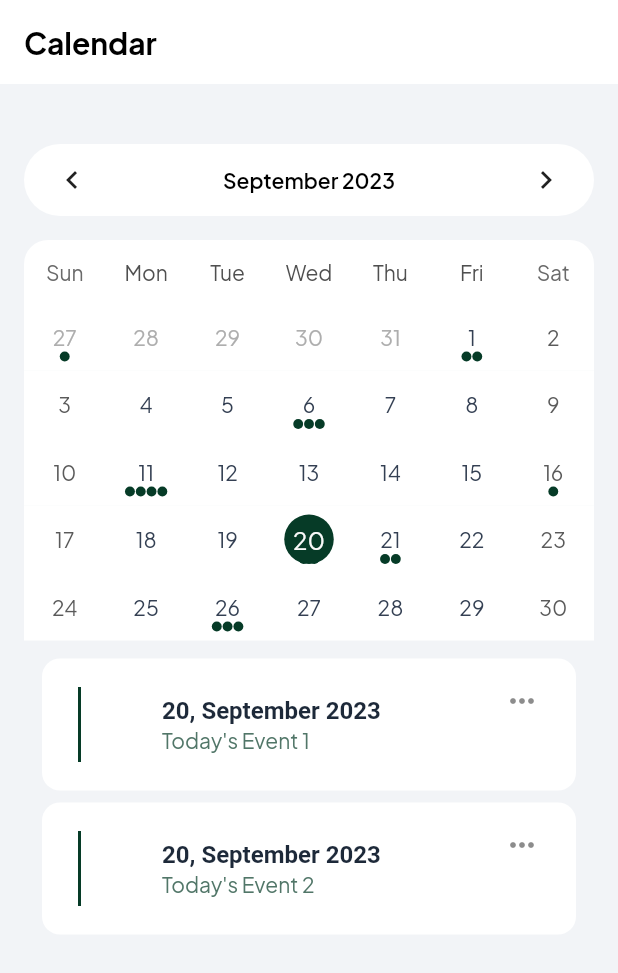
After one commit to hngx-org/Fortress-events-mobile, a Flutter app: the screen it shows after launch, on a phone screen of 412 x 824 dp. The commit adds this screen. Shown: the top 973 px of the screen. Run offline on Flutter 3.47's test engine with Material 2 defaults, Android fonts, the phone set to English and light mode, and no system bars; drawn by our look-alikes of table_calendar; our stand-ins replace cached_network_image, flutter_svg.

Commit message:
calendar screen in progress 80%

```diff
--- a/lib/main.dart
+++ b/lib/main.dart
@@ -1,6 +1,7 @@
 import 'package:flutter/material.dart';
 import 'src/core/constants/strings.dart';
 import 'src/core/utils/theme/theme_helper.dart';
+import 'src/features/calendar/pages/calendar_screen.dart';
 import 'src/features/start_up/pages/example_screen.dart';
 
 void main() {
@@ -19,7 +20,7 @@ class MyApp extends StatelessWidget {
       theme: theme,
       //TODO: Handle the app navigation
       // routes:
-      home: const ExampleScreen(),
+      home: const CalendarScreen(),
     );
   }
 }
--- a/lib/src/core/utils/theme/theme_helper.dart
+++ b/lib/src/core/utils/theme/theme_helper.dart
@@ -153,9 +153,3 @@ class PrimaryColors {
 
 PrimaryColors get appTheme => ThemeHelper().themeColor();
 ThemeData get theme => ThemeHelper().themeData();
-
-
-class AppColors{
- AppColors._();
- static Color primary= Colors.red;
-}
--- /dev/null
+++ b/lib/src/features/calendar/data/calendar_utils.dart
@@ -0,0 +1,52 @@
+import 'dart:collection';
+
+import 'package:table_calendar/table_calendar.dart';
+
+final kToday = DateTime.now();
+final kFirstDay = DateTime(kToday.year, kToday.month - 6, kToday.day);
+final kLastDay = DateTime(kToday.year, kToday.month + 6, kToday.day);
+
+/// Example event class.
+class Event {
+  final String title;
+  final DateTime date;
+
+  const Event({required this.date, required this.title});
+
+  @override
+  String toString() => title;
+}
+
+/// Example events.
+///
+/// Using a [LinkedHashMap] is highly recommended if you decide to use a map.
+final kEvents = LinkedHashMap<DateTime, List<Event>>(
+  equals: isSameDay,
+  hashCode: getHashCode,
+)..addAll(_kEventSource);
+
+final _kEventSource = {
+  for (var item in List.generate(50, (index) => index))
+    DateTime.utc(kFirstDay.year, kFirstDay.month, item * 5): List.generate(
+        item % 4 + 1,
+        (index) =>
+            Event(title: 'Event $item | ${index + 1}', date: DateTime.now()))
+}..addAll({
+    kToday: [
+      Event(title: 'Today\'s Event 1', date: DateTime.now()),
+      Event(title: 'Today\'s Event 2', date: DateTime.now()),
+    ],
+  });
+
+int getHashCode(DateTime key) {
+  return key.day * 1000000 + key.month * 10000 + key.year;
+}
+
+/// Returns a list of [DateTime] objects from [first] to [last], inclusive.
+List<DateTime> daysInRange(DateTime first, DateTime last) {
+  final dayCount = last.difference(first).inDays + 1;
+  return List.generate(
+    dayCount,
+    (index) => DateTime.utc(first.year, first.month, first.day + index),
+  );
+}
--- /dev/null
+++ b/lib/src/features/calendar/pages/calendar_screen.dart
@@ -0,0 +1,37 @@
+import 'package:event_app/src/core/constants/dimensions.dart';
+import 'package:event_app/src/features/calendar/widgets/calendar_widget.dart';
+import 'package:event_app/src/general_widgets/spacing.dart';
+import 'package:flutter/material.dart';
+
+class CalendarScreen extends StatelessWidget {
+  const CalendarScreen({super.key});
+
+  @override
+  Widget build(BuildContext context) {
+    final height = MediaQuery.sizeOf(context).height;
+    return Scaffold(
+      backgroundColor: Color(0XFFF2F4F7),
+      appBar: AppBar(
+        title: const Text(
+          'Calendar',
+          style: TextStyle(color: Colors.black),
+        ),
+        elevation: 0,
+        backgroundColor: Colors.white,
+      ),
+      body:
+          // CalendarTable()
+          ListView(
+        physics: const BouncingScrollPhysics(),
+        padding: const EdgeInsets.only(
+            left: Dimensions.medium,
+            right: Dimensions.medium,
+            top: Dimensions.medium),
+        children: [
+          const Spacing.smallHeight(),
+          SizedBox(height: height * 0.9, child: CalendarTable())
+        ],
+      ),
+    );
+  }
+}
--- /dev/null
+++ b/lib/src/features/calendar/widgets/calendar_widget.dart
@@ -0,0 +1,208 @@
+import 'package:event_app/src/core/constants/dimensions.dart';
+import 'package:event_app/src/core/utils/date_time_utils.dart';
+import 'package:event_app/src/features/calendar/data/calendar_utils.dart';
+import 'package:event_app/src/general_widgets/custom_elevated_button.dart';
+import 'package:flutter/material.dart';
+import 'package:table_calendar/table_calendar.dart';
+
+class CalendarTable extends StatefulWidget {
+  const CalendarTable({super.key});
+
+  @override
+  // ignore: library_private_types_in_public_api
+  _CalendarTableState createState() => _CalendarTableState();
+}
+
+class _CalendarTableState extends State<CalendarTable> {
+  late final ValueNotifier<List<Event>> _selectedEvents;
+  CalendarFormat _calendarFormat = CalendarFormat.month;
+  RangeSelectionMode _rangeSelectionMode = RangeSelectionMode
+      .toggledOff; // Can be toggled on/off by longpressing a date
+  DateTime _focusedDay = DateTime.now();
+  DateTime? _selectedDay;
+  DateTime? _rangeStart;
+  DateTime? _rangeEnd;
+
+  @override
+  void initState() {
+    super.initState();
+
+    _selectedDay = _focusedDay;
+    _selectedEvents = ValueNotifier(_getEventsForDay(_selectedDay!));
+  }
+
+  @override
+  void dispose() {
+    _selectedEvents.dispose();
+    super.dispose();
+  }
+
+  List<Event> _getEventsForDay(DateTime day) {
+    return kEvents[day] ?? [];
+  }
+
+  void _onDaySelected(DateTime selectedDay, DateTime focusedDay) {
+    if (!isSameDay(_selectedDay, selectedDay)) {
+      setState(() {
+        _selectedDay = selectedDay;
+        _focusedDay = focusedDay;
+        _rangeStart = null; // Important to clean those
+        _rangeEnd = null;
+        _rangeSelectionMode = RangeSelectionMode.toggledOff;
+      });
+
+      _selectedEvents.value = _getEventsForDay(selectedDay);
+    }
+  }
+
+  final _eventController = TextEditingController();
+
+  @override
+  Widget build(BuildContext context) {
+    return Column(
+      children: [
+        TableCalendar<Event>(
+          firstDay: kFirstDay,
+          lastDay: kLastDay,
+          rowHeight: 45,
+          availableGestures: AvailableGestures.all,
+          headerStyle: HeaderStyle(
+            formatButtonVisible: false,
+            titleCentered: true,
+            titleTextStyle: const TextStyle(
+                fontWeight: FontWeight.w600, fontSize: 14, color: Colors.black),
+            headerPadding: const EdgeInsets.all(Dimensions.zero),
+            headerMargin:
+                const EdgeInsets.symmetric(vertical: Dimensions.medium),
+            decoration: BoxDecoration(
+              color: Colors.white,
+              borderRadius: BorderRadius.circular(40),
+            ),
+          ),
+          focusedDay: _focusedDay,
+          selectedDayPredicate: (day) => isSameDay(_selectedDay, day),
+          rangeStartDay: _rangeStart,
+          rangeEndDay: _rangeEnd,
+          calendarFormat: _calendarFormat,
+          rangeSelectionMode: _rangeSelectionMode,
+          eventLoader: _getEventsForDay,
+          startingDayOfWeek: StartingDayOfWeek.sunday,
+          calendarStyle: const CalendarStyle(
+            rangeHighlightColor: Color(0xFF063B27),
+            rowDecoration: BoxDecoration(
+              color: Colors.white,
+            ),
+            markersAutoAligned: true,
+            selectedDecoration:
+                BoxDecoration(color: Color(0xFF063B27), shape: BoxShape.circle),
+            markerDecoration:
+                BoxDecoration(color: Color(0xFF063B27), shape: BoxShape.circle),
+            markerMargin: EdgeInsets.only(top: Dimensions.tiny),
+          ),
+          onDaySelected: _onDaySelected,
+          daysOfWeekHeight: 42,
+          daysOfWeekStyle: const DaysOfWeekStyle(
+            decoration: BoxDecoration(
+              color: Colors.white,
+              borderRadius: BorderRadius.only(
+                topLeft: Radius.circular(Dimensions.medium),
+                topRight: Radius.circular(Dimensions.medium),
+              ),
+            ),
+          ),
+          onHeaderTapped: (focusedDay) {},
+          onDayLongPressed: (selectedDay, focusedDay) {
+            showDialog(
+              context: context,
+              builder: (context) => AlertDialog(
+                scrollable: true,
+                title: const Text('Add Events'),
+                content: Column(
+                  children: [
+                    TextField(
+                      controller: _eventController,
+                    ),
+                  ],
+                ),
+                actions: [
+                  Padding(
+                    padding: const EdgeInsets.only(bottom: 12),
+                    child: CustomElevatedButton(
+                      text: 'Submit',
+                      onTap: () {
+                        kEvents.addAll({
+                          selectedDay: [
+                            Event(
+                                title: _eventController.text, date: selectedDay)
+                          ]
+                        });
+                        Navigator.pop(context);
+                        _selectedEvents.value = _getEventsForDay(selectedDay);
+                        _eventController.clear();
+                      },
+                    ),
+                  )
+                ],
+              ),
+            );
+          },
+          onFormatChanged: (format) {
+            if (_calendarFormat != format) {
+              setState(() {
+                _calendarFormat = format;
+              });
+            }
+          },
+          onPageChanged: (focusedDay) {
+            _focusedDay = focusedDay;
+          },
+        ),
+        const SizedBox(height: 8.0),
+        Expanded(
+          child: ValueListenableBuilder<List<Event>>(
+            valueListenable: _selectedEvents,
+            builder: (context, value, _) {
+              return ListView.builder(
+                itemCount: value.length,
+                itemBuilder: (context, index) {
+                  return Container(
+                    margin: const EdgeInsets.symmetric(
+                      horizontal: 12.0,
+                      vertical: 4.0,
+                    ),
+                    padding: const EdgeInsets.all(Dimensions.small),
+                    decoration: BoxDecoration(
+                      color: Colors.white,
+                      borderRadius: BorderRadius.circular(12.0),
+                    ),
+                    child: ListTile(
+                      onTap: () => print('${value[index]}'),
+                      title: Text(
+                        value[index].date.format('d, MMMM y'),
+                        style: const TextStyle(
+                            fontWeight: FontWeight.w700,
+                            fontSize: Dimensions.medium,
+                            color: Color(0xFF1D2939)),
+                      ),
+                      subtitle: Text('${value[index]}'),
+                      leading: Container(
+                        height: 50,
+                        width: 2,
+                        color: const Color(0xFF063B27),
+                      ),
+                      trailing: const Column(
+                        children: [
+                          Icon(Icons.more_horiz_sharp),
+                        ],
+                      ),
+                    ),
+                  );
+                },
+              );
+            },
+          ),
+        ),
+      ],
+    );
+  }
+}
--- a/pubspec.yaml
+++ b/pubspec.yaml
@@ -38,6 +38,7 @@ dependencies:
   cached_network_image: ^3.2.1
   flutter_svg: ^1.1.6
   intl: ^0.18.0
+  table_calendar: ^3.0.9
 
 dev_dependencies:
   flutter_test:
```
Also changed, not shown: lib/src/features/start_up/pages/example_screen.dart (+5 -2 lines), pubspec.lock.
